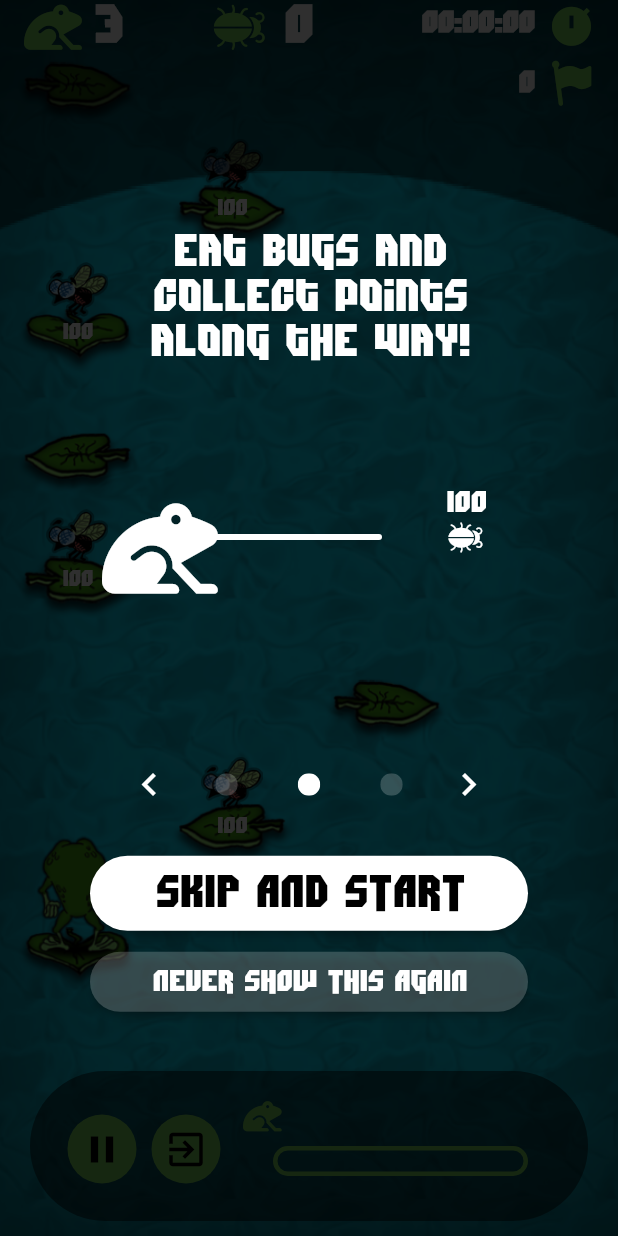
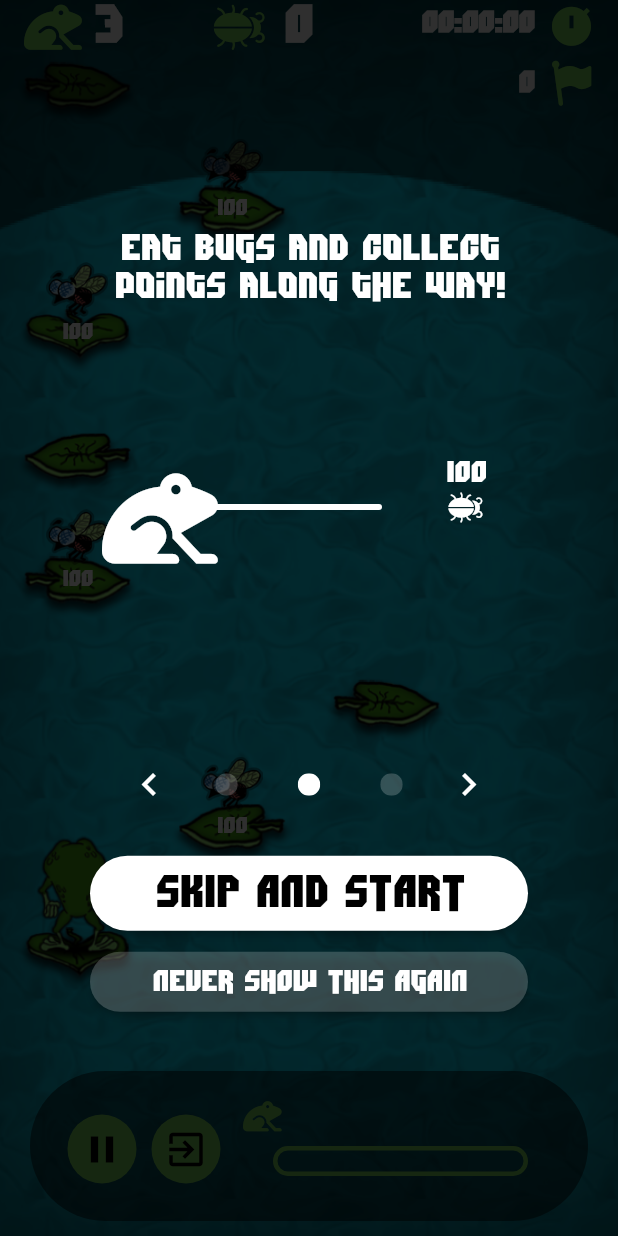
Before and after one commit to romanejaquez/skippingfrog_mobile, a Flutter app: the GamePage screen opened by its route, after a tap on the "chevron right" icon, on a phone screen of 412 x 824 dp. Run offline on Flutter 3.47's test engine with Material 2 defaults, Android fonts, the phone set to English and light mode, and no system bars; our stand-ins replace assets_audio_player, shared_preferences; accounts and stored records are empty.

Commit message:
fix font on the onboarding steps

```diff
--- a/lib/widgets/onboarding/steps/onboardingstep1.dart
+++ b/lib/widgets/onboarding/steps/onboardingstep1.dart
@@ -38,7 +38,7 @@
         children: [
           const Text('Swipe in the direction of the leaf in turn so the frog jumps to it',
             textAlign: TextAlign.center,
-            style: TextStyle(color: Colors.white, fontSize: 30)
+            style: TextStyle(color: Colors.white, fontSize: 25)
           ),
           Expanded(
             child: Row(
--- a/lib/widgets/onboarding/steps/onboardingstep2.dart
+++ b/lib/widgets/onboarding/steps/onboardingstep2.dart
@@ -67,7 +67,7 @@
         children: [
           const Text('Eat bugs and collect points along the way!',
             textAlign: TextAlign.center,
-            style: TextStyle(color: Colors.white, fontSize: 30)
+            style: TextStyle(color: Colors.white, fontSize: 25)
           ),
           Expanded(
             child: SizedBox(
--- a/lib/widgets/onboarding/steps/onboardingstep3.dart
+++ b/lib/widgets/onboarding/steps/onboardingstep3.dart
@@ -62,7 +62,7 @@
         children: [
           const Text('Jump from leaf to leaf until reaching the end of the pond in the shortest time',
             textAlign: TextAlign.center,
-            style: TextStyle(color: Colors.white, fontSize: 30)
+            style: TextStyle(color: Colors.white, fontSize: 25)
           ),
           Expanded(
             child: SizedBox(
```
